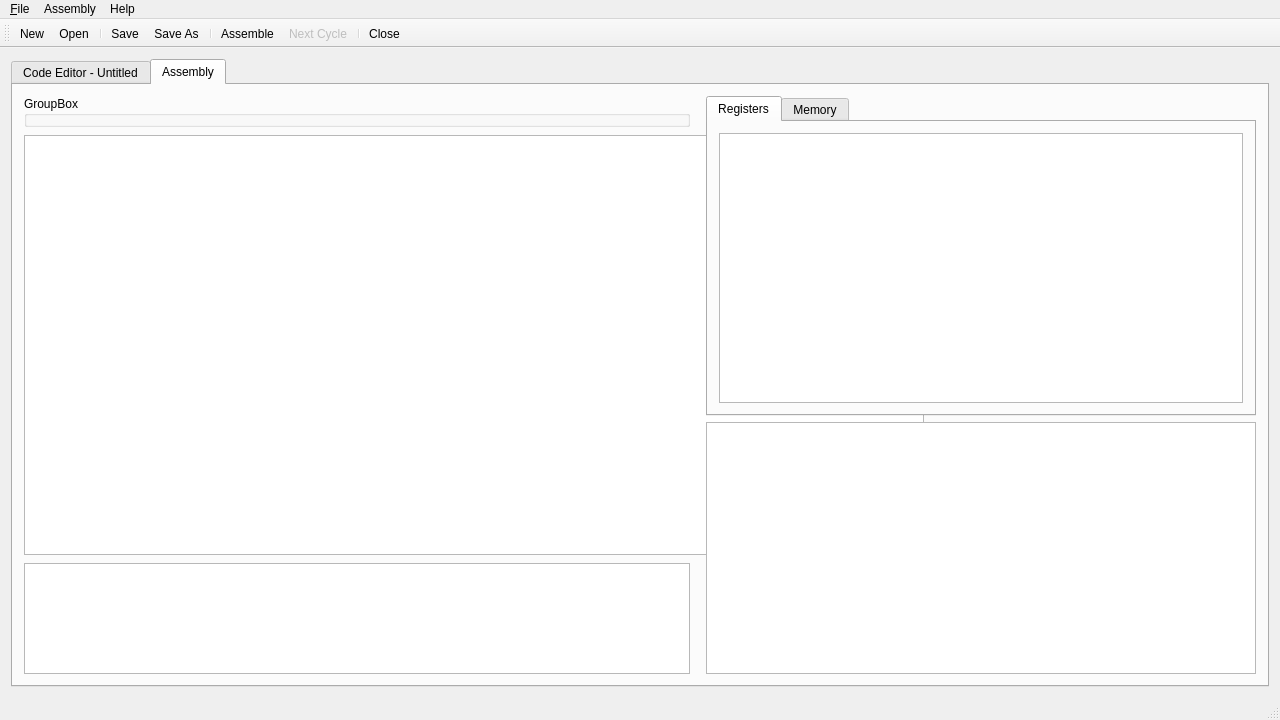
ahmed-agiza/MPLS, file mainwindow.ui: the form before one commit.
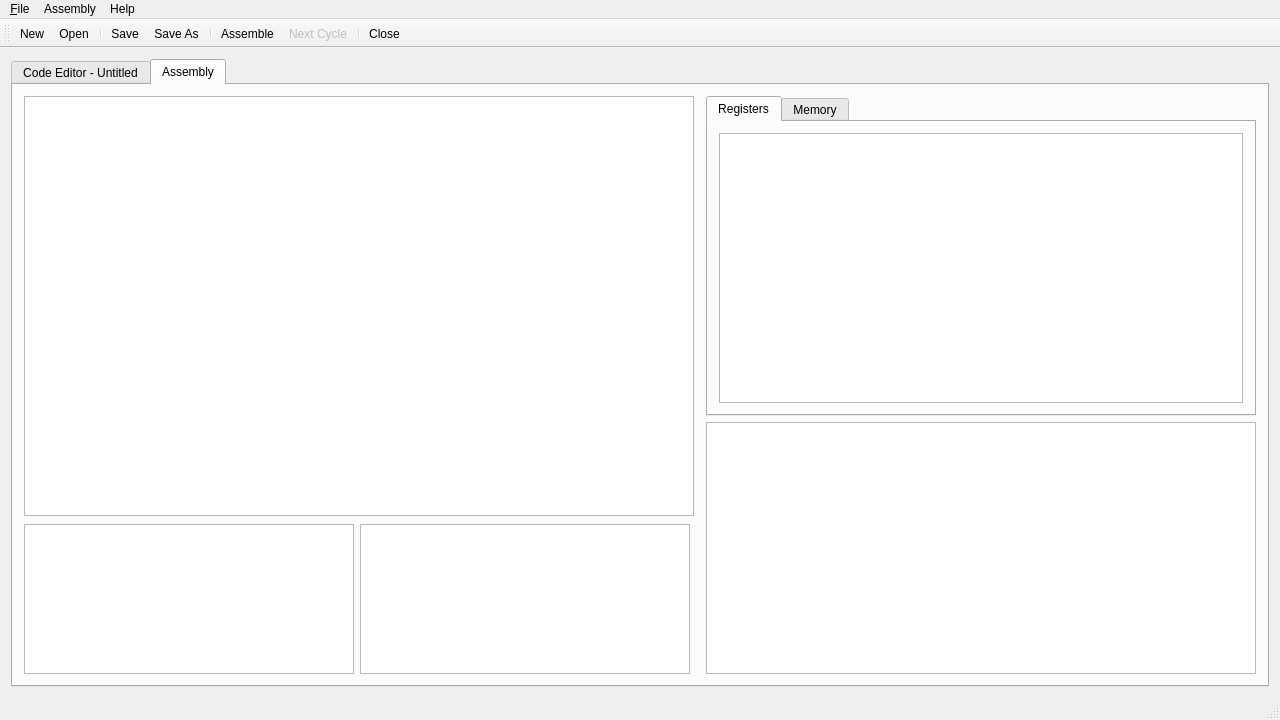
The form after the commit.

```diff
--- a/mainwindow.ui
+++ b/mainwindow.ui
@@ -52,18 +52,11 @@
               <property name="rightMargin">
                <number>10</number>
               </property>
-              <item>
-               <widget class="QGroupBox" name="groupBox">
-                <property name="title">
-                 <string>GroupBox</string>
-                </property>
-               </widget>
-              </item>
               <item>
                <widget class="QTableView" name="tblAssembled">
                 <property name="minimumSize">
                  <size>
-                  <width>900</width>
+                  <width>670</width>
                   <height>420</height>
                  </size>
                 </property>
@@ -73,11 +66,21 @@
                </widget>
               </item>
               <item>
+               <layout class="QHBoxLayout" name="horizontalLayout">
+                <property name="topMargin">
+                 <number>0</number>
+                </property>
+                <item>
                <widget class="QTextEdit" name="txtConsole">
                 <property name="readOnly">
                  <bool>true</bool>
                 </property>
                </widget>
+                </item>
+                <item>
+                 <widget class="QTableView" name="tblQueue"/>
+                </item>
+               </layout>
               </item>
              </layout>
             </item>
```
Lines whose indentation alone changed are shown as unchanged.
